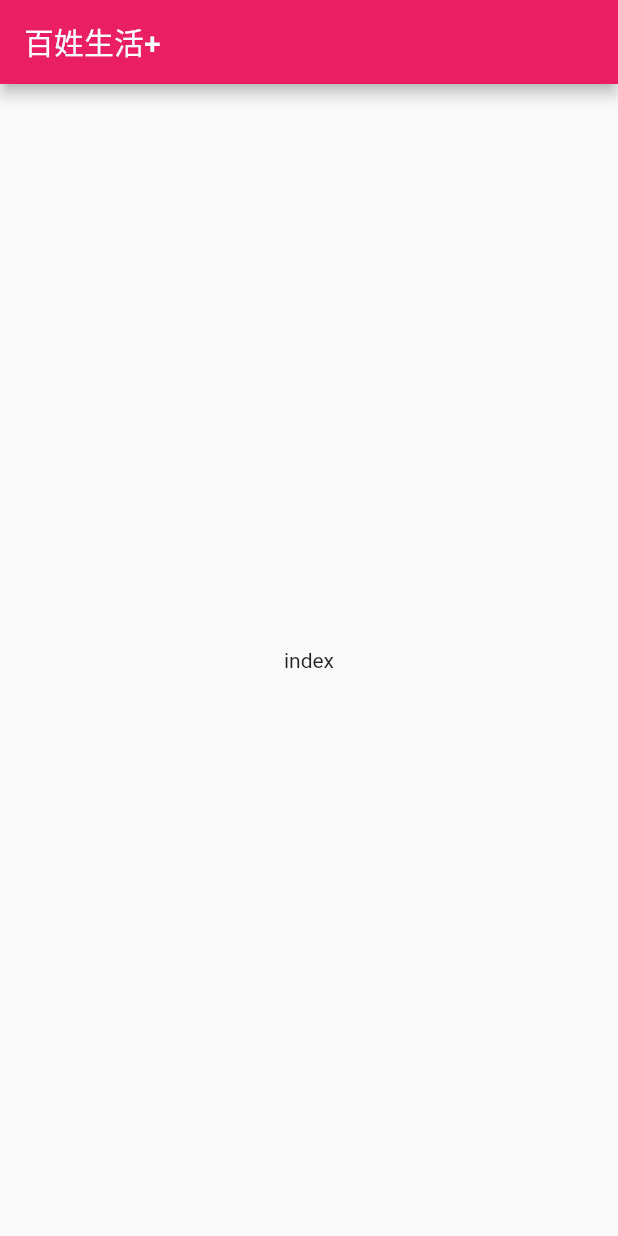
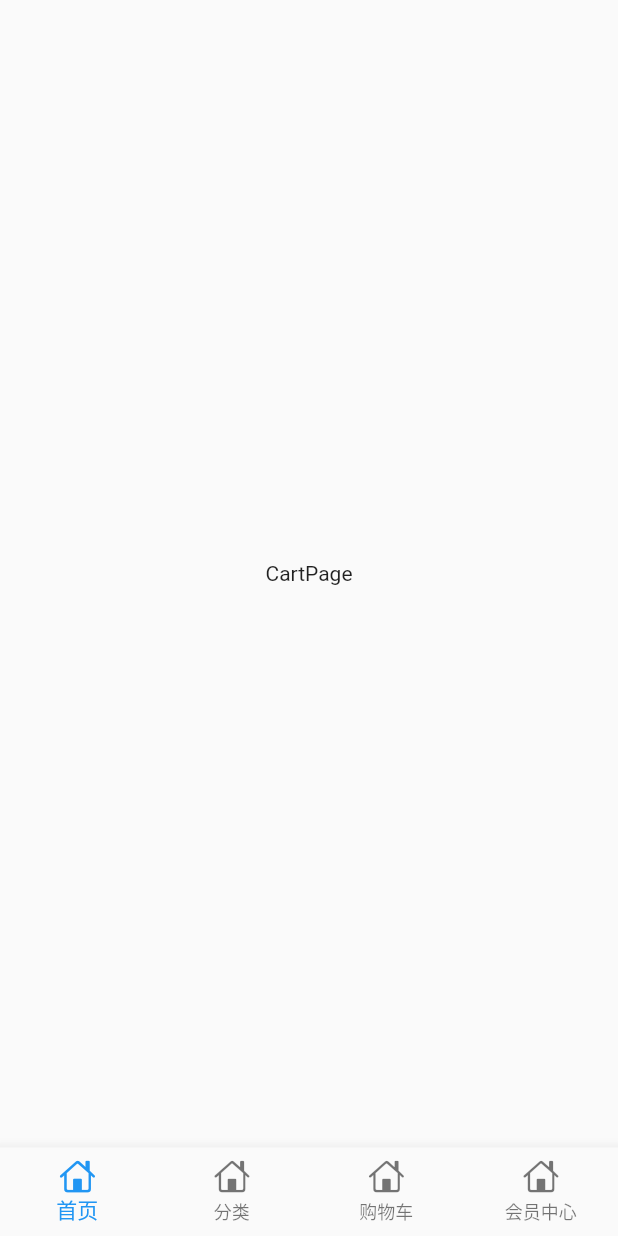
Before and after one commit to binghai1/flutter_shop, a Flutter app: the screen it shows after launch, on a phone screen of 412 x 824 dp. Run offline on Flutter 3.47's test engine with Material 2 defaults, Android fonts, the phone set to English and light mode, and no system bars.

Commit message:
底部tabbar完成

```diff
--- /dev/null
+++ b/lib/page/cart_page.dart
@@ -0,0 +1,11 @@
+import 'package:flutter/material.dart';
+class CartPage extends StatelessWidget {
+
+
+  @override
+  Widget build(BuildContext context) {
+    return Scaffold(
+        body:Center(child: Text("CartPage"),)
+    );
+  }
+}
--- /dev/null
+++ b/lib/page/category_page.dart
@@ -0,0 +1,11 @@
+import 'package:flutter/material.dart';
+class CategoryPage extends StatelessWidget {
+
+
+  @override
+  Widget build(BuildContext context) {
+    return Scaffold(
+        body:Center(child: Text("catePage"),)
+    );
+  }
+}
--- /dev/null
+++ b/lib/page/home_page.dart
@@ -0,0 +1,11 @@
+import 'package:flutter/material.dart';
+class HomePage extends StatelessWidget {
+
+
+  @override
+  Widget build(BuildContext context) {
+    return Scaffold(
+        body:Center(child: Text("CartPage"))
+    );
+  }
+}
--- a/lib/page/index_page.dart
+++ b/lib/page/index_page.dart
@@ -1,14 +1,60 @@
 import 'package:flutter/material.dart';
+import 'package:flutter/cupertino.dart';
+import './cart_page.dart';
+import './category_page.dart';
+import './home_page.dart';
+import './member_page.dart';
+class IndexPage extends StatefulWidget {
+  final Widget child;
 
-class IndexPage extends StatelessWidget {
+  IndexPage({Key key, this.child}) : super(key: key);
 
+  _IndexPageState createState() => _IndexPageState();
+}
+
+class _IndexPageState extends State<IndexPage> {
+  final List<BottomNavigationBarItem> bottomBars=[
+      BottomNavigationBarItem(
+        icon: Icon(CupertinoIcons.home),
+        title: Text("首页")
+      ),
+       BottomNavigationBarItem(
+        icon: Icon(CupertinoIcons.home),
+        title: Text("分类")
+      ),
+       BottomNavigationBarItem(
+        icon: Icon(CupertinoIcons.home),
+        title: Text("购物车")
+      ),
+       BottomNavigationBarItem(
+        icon: Icon(CupertinoIcons.home),
+        title: Text("会员中心")
+      )
+
+  ];
+  int currentIndex=0;
+  var currentPage;
+  final allPage=[HomePage(),CategoryPage(),CartPage(),MemberPage()];
+  @override
+  void initState() {
+    super.initState();
+    currentPage=allPage[currentIndex];
+  }
   @override
   Widget build(BuildContext context) {
     return Scaffold(
-      appBar: AppBar(title: Text("百姓生活+"),),
-      body: Center(
-        child: Text("index"),
-      ),
+       backgroundColor: Color.fromRGBO(244,233,222,0),
+       bottomNavigationBar: BottomNavigationBar(
+         type:BottomNavigationBarType.fixed,
+         currentIndex: currentIndex,
+         items:bottomBars,
+         onTap: (index){
+           setState(() {
+             currentPage=allPage[index];
+           });
+         },
+       ),
+       body: currentPage
     );
   }
 }
--- /dev/null
+++ b/lib/page/member_page.dart
@@ -0,0 +1,11 @@
+import 'package:flutter/material.dart';
+class MemberPage extends StatelessWidget {
+
+
+  @override
+  Widget build(BuildContext context) {
+    return Scaffold(
+        body:Center(child: Text("MemberPage"),)
+    );
+  }
+}
```
Also changed, not shown: 1 other file.
